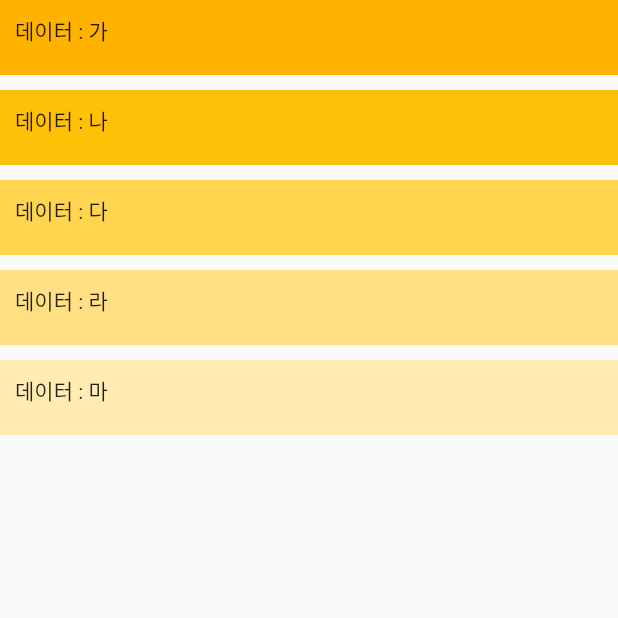
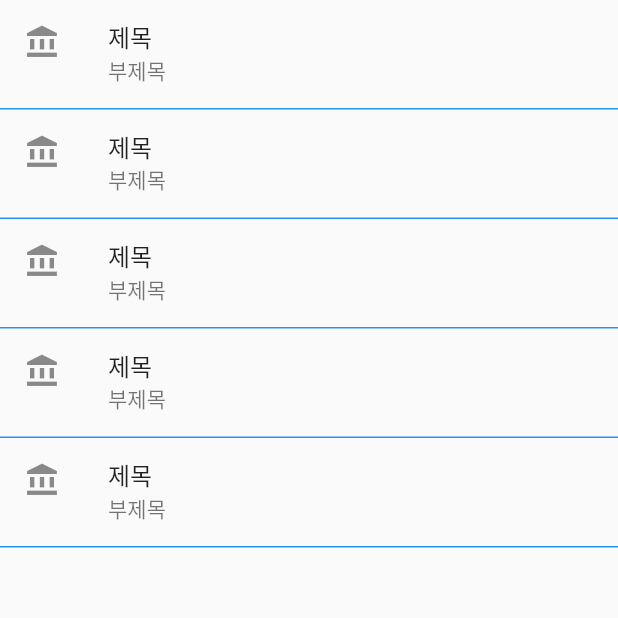
Before and after one commit to LSapee/flutter_start, a Flutter app: the screen it shows after launch, on a phone screen of 412 x 824 dp, the top half of it. Run offline on Flutter 3.47's test engine with Material 2 defaults, Android fonts, the phone set to English and light mode, and no system bars.

Commit message:
ListView & ListView.build

```diff
--- a/flutter_first/lib/main.dart
+++ b/flutter_first/lib/main.dart
@@ -32,19 +32,20 @@ class FirstApp extends StatelessWidget {
     );
   }
 
-  Column buildColumn(int index) {
+  Widget buildColumn(int index) {
     return Column(
-
       children: [
-              Container(
-              width:double.infinity,
-          padding: EdgeInsets.all(10),
-            height:50,
-            color: Colors.amber[colorCodes[index]],
-            child: Text("데이터 : ${data[index]}"),
+        ListTile(
+          title: Text("제목"),
+          subtitle: Text("부제목"),
+          leading: Icon(Icons.account_balance),
+  onTap:(){
+            print("눌러짐");
+  },
         ),
       Container(
-              height: 10,
+        height: 1,
+        color: Colors.blue,
       )
       ],
     );
```
Lines whose indentation alone changed are shown as unchanged.
